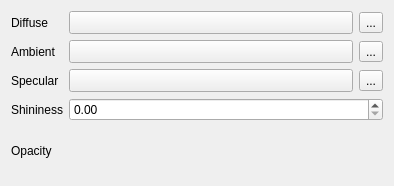
Old version of the form src/ui/3d/phongmaterialwidget.ui in the repository nextgis/nextgisqgis.
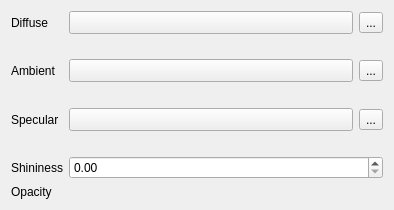
New version of the form. Custom widgets are drawn as their Qt base class.

```diff
--- a/src/ui/3d/phongmaterialwidget.ui
+++ b/src/ui/3d/phongmaterialwidget.ui
@@ -7,87 +7,14 @@
     <x>0</x>
     <y>0</y>
     <width>394</width>
-    <height>186</height>
+    <height>210</height>
    </rect>
   </property>
   <property name="windowTitle">
    <string notr="true">Form</string>
   </property>
   <layout class="QGridLayout" name="gridLayout">
-   <item row="1" column="2">
-    <widget class="QgsPropertyOverrideButton" name="mAmbientDataDefinedButton">
-     <property name="text">
-      <string>...</string>
-     </property>
-    </widget>
-   </item>
-   <item row="0" column="0">
-    <widget class="QLabel" name="lblDiffuse">
-     <property name="toolTip">
-      <string>Color of light reflected from rough surfaces.</string>
-     </property>
-     <property name="text">
-      <string>Diffuse</string>
-     </property>
-    </widget>
-   </item>
-   <item row="2" column="1">
-    <widget class="QgsColorButton" name="btnSpecular">
-     <property name="sizePolicy">
-      <sizepolicy hsizetype="Expanding" vsizetype="Fixed">
-       <horstretch>0</horstretch>
-       <verstretch>0</verstretch>
-      </sizepolicy>
-     </property>
-     <property name="minimumSize">
-      <size>
-       <width>120</width>
-       <height>0</height>
-      </size>
-     </property>
-    </widget>
-   </item>
-   <item row="0" column="1">
-    <widget class="QgsColorButton" name="btnDiffuse">
-     <property name="sizePolicy">
-      <sizepolicy hsizetype="Expanding" vsizetype="Fixed">
-       <horstretch>0</horstretch>
-       <verstretch>0</verstretch>
-      </sizepolicy>
-     </property>
-     <property name="minimumSize">
-      <size>
-       <width>120</width>
-       <height>0</height>
-      </size>
-     </property>
-    </widget>
-   </item>
-   <item row="0" column="2">
-    <widget class="QgsPropertyOverrideButton" name="mDiffuseDataDefinedButton">
-     <property name="text">
-      <string>...</string>
-     </property>
-    </widget>
-   </item>
-   <item row="3" column="0">
-    <widget class="QLabel" name="lblShininess">
-     <property name="toolTip">
-      <string>How shiny smooth surfaces are.</string>
-     </property>
-     <property name="text">
-      <string>Shininess</string>
-     </property>
-    </widget>
-   </item>
-   <item row="2" column="2">
-    <widget class="QgsPropertyOverrideButton" name="mSpecularDataDefinedButton">
-     <property name="text">
-      <string>...</string>
-     </property>
-    </widget>
-   </item>
-   <item row="2" column="0">
+   <item row="4" column="0">
     <widget class="QLabel" name="lblSpecular">
      <property name="toolTip">
       <string>Color of light reflecting from smooth surfaces.</string>
@@ -97,7 +24,7 @@
      </property>
     </widget>
    </item>
-   <item row="1" column="0">
+   <item row="2" column="0">
     <widget class="QLabel" name="lblAmbient">
      <property name="toolTip">
       <string>Color of light that is scattered around the entire scene.</string>
@@ -107,7 +34,17 @@
      </property>
     </widget>
    </item>
-   <item row="1" column="1">
+   <item row="6" column="0">
+    <widget class="QLabel" name="lblShininess">
+     <property name="toolTip">
+      <string>How shiny smooth surfaces are.</string>
+     </property>
+     <property name="text">
+      <string>Shininess</string>
+     </property>
+    </widget>
+   </item>
+   <item row="2" column="1">
     <widget class="QgsColorButton" name="btnAmbient">
      <property name="sizePolicy">
       <sizepolicy hsizetype="Expanding" vsizetype="Fixed">
@@ -123,23 +60,111 @@
      </property>
     </widget>
    </item>
-   <item row="4" column="0">
-    <widget class="QLabel" name="lblOpacity">
+   <item row="1" column="1">
+    <widget class="QgsPercentageWidget" name="mDiffuseCoefficientWidget" native="true">
+     <property name="focusPolicy">
+      <enum>Qt::StrongFocus</enum>
+     </property>
+    </widget>
+   </item>
+   <item row="3" column="1">
+    <widget class="QgsPercentageWidget" name="mAmbientCoefficientWidget" native="true">
+     <property name="focusPolicy">
+      <enum>Qt::StrongFocus</enum>
+     </property>
+    </widget>
+   </item>
+   <item row="0" column="2">
+    <widget class="QgsPropertyOverrideButton" name="mDiffuseDataDefinedButton">
+     <property name="text">
+      <string>...</string>
+     </property>
+    </widget>
+   </item>
+   <item row="0" column="0">
+    <widget class="QLabel" name="lblDiffuse">
+     <property name="toolTip">
+      <string>Color of light reflected from rough surfaces.</string>
+     </property>
+     <property name="text">
+      <string>Diffuse</string>
+     </property>
+    </widget>
+   </item>
+   <item row="4" column="2">
+    <widget class="QgsPropertyOverrideButton" name="mSpecularDataDefinedButton">
+     <property name="text">
+      <string>...</string>
+     </property>
+    </widget>
+   </item>
+   <item row="7" column="0">
+    <widget class="QLabel" name="mLblOpacity">
      <property name="text">
       <string>Opacity</string>
      </property>
     </widget>
    </item>
-   <item row="4" column="1" colspan="2">
-    <widget class="QgsOpacityWidget" name="mOpacityWidget" native="true"/>
+   <item row="0" column="1">
+    <widget class="QgsColorButton" name="btnDiffuse">
+     <property name="sizePolicy">
+      <sizepolicy hsizetype="Expanding" vsizetype="Fixed">
+       <horstretch>0</horstretch>
+       <verstretch>0</verstretch>
+      </sizepolicy>
+     </property>
+     <property name="minimumSize">
+      <size>
+       <width>120</width>
+       <height>0</height>
+      </size>
+     </property>
+    </widget>
    </item>
-   <item row="3" column="1" colspan="2">
+   <item row="2" column="2">
+    <widget class="QgsPropertyOverrideButton" name="mAmbientDataDefinedButton">
+     <property name="text">
+      <string>...</string>
+     </property>
+    </widget>
+   </item>
+   <item row="4" column="1">
+    <widget class="QgsColorButton" name="btnSpecular">
+     <property name="sizePolicy">
+      <sizepolicy hsizetype="Expanding" vsizetype="Fixed">
+       <horstretch>0</horstretch>
+       <verstretch>0</verstretch>
+      </sizepolicy>
+     </property>
+     <property name="minimumSize">
+      <size>
+       <width>120</width>
+       <height>0</height>
+      </size>
+     </property>
+    </widget>
+   </item>
+   <item row="7" column="1" colspan="2">
+    <widget class="QgsOpacityWidget" name="mOpacityWidget" native="true">
+     <property name="focusPolicy">
+      <enum>Qt::StrongFocus</enum>
+     </property>
+    </widget>
+   </item>
+   <item row="6" column="1" colspan="2">
     <widget class="QgsDoubleSpinBox" name="spinShininess">
      <property name="maximum">
       <double>1000.000000000000000</double>
      </property>
     </widget>
    </item>
+   <item row="5" column="1">
+    <widget class="QgsPercentageWidget" name="mSpecularCoefficientWidget" native="true">
+     <property name="focusPolicy">
+      <enum>Qt::StrongFocus</enum>
+     </property>
+    </widget>
+   </item>
   </layout>
  </widget>
  <customwidgets>
@@ -165,6 +190,12 @@
    <header>qgsopacitywidget.h</header>
    <container>1</container>
   </customwidget>
+  <customwidget>
+   <class>QgsPercentageWidget</class>
+   <extends>QWidget</extends>
+   <header>qgspercentagewidget.h</header>
+   <container>1</container>
+  </customwidget>
  </customwidgets>
  <tabstops>
   <tabstop>btnDiffuse</tabstop>
```
Left out of the diff: 4 changed lines with no effect on the pictures.
